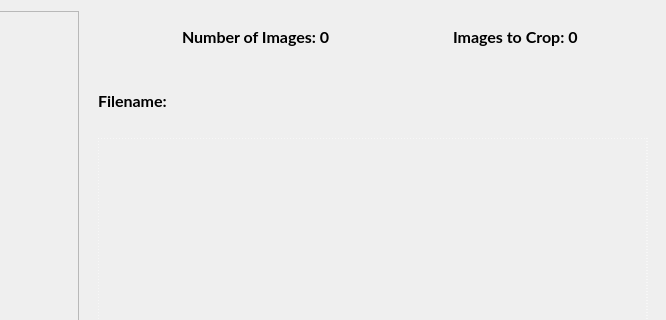
Old version of the form WatermarkCropper/cropmenu.ui in the repository vg16855/Ifunny-Watermark-Cropper; both pictures show x 614 to 1280 and y 0 to 320 of the 1280 by 786 pixel window.
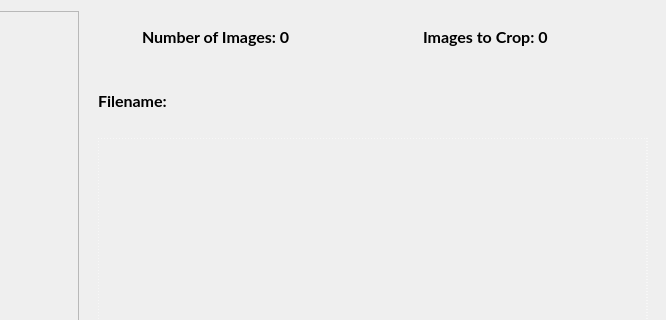
New version of the form. Icons and pictures are not drawn.

```diff
--- a/WatermarkCropper/cropmenu.ui
+++ b/WatermarkCropper/cropmenu.ui
@@ -112,7 +112,7 @@
         <widget class="QLabel" name="imageNumber">
          <property name="maximumSize">
           <size>
-           <width>175</width>
+           <width>16777215</width>
            <height>16777215</height>
           </size>
          </property>
@@ -153,7 +153,7 @@
          </property>
          <property name="maximumSize">
           <size>
-           <width>175</width>
+           <width>16777215</width>
            <height>16777215</height>
           </size>
          </property>
```
